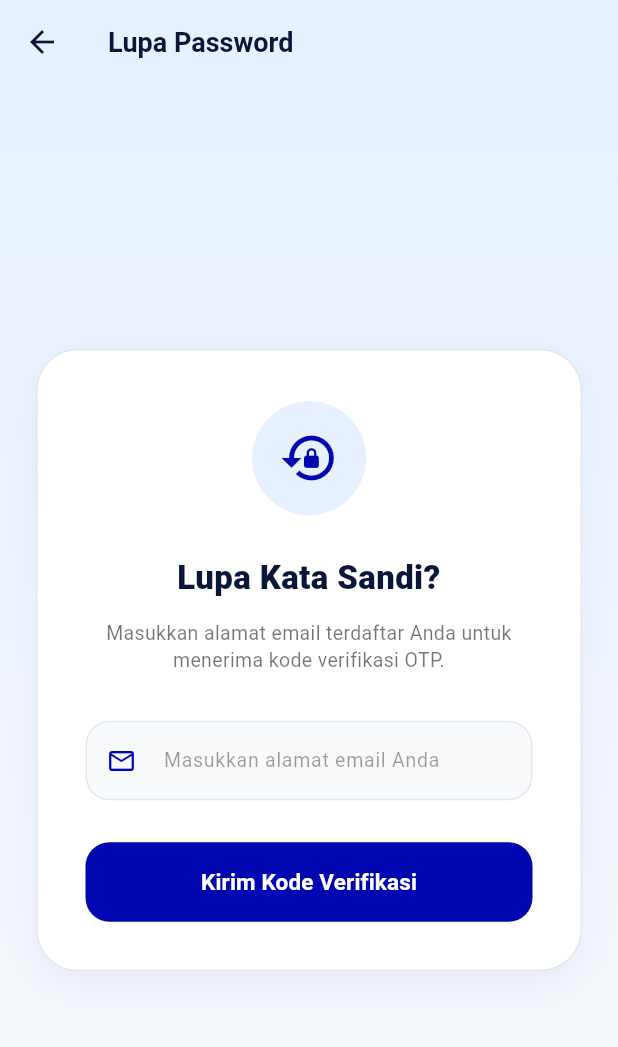
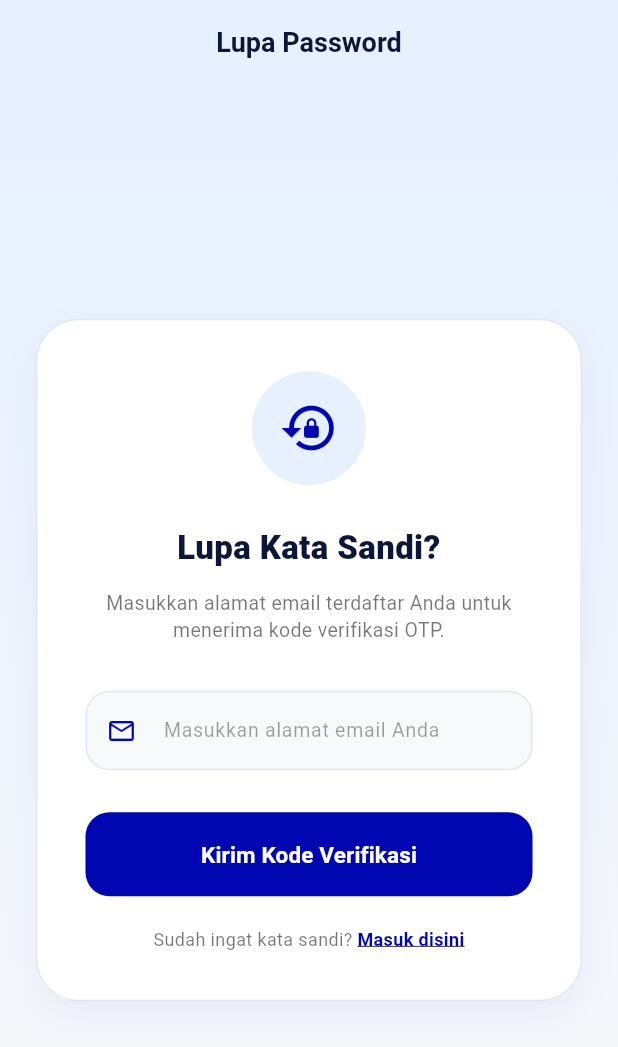
Before and after one commit to bntngridp/customer-myLaundry, a Flutter app: the ForgotPasswordView screen opened directly, on a phone screen of 412 x 824 dp. Shown: the top 1047 px of the screen. Run offline on Flutter 3.47's test engine with Material 3 defaults, Android fonts, the phone set to English and light mode, and no system bars; our stand-ins replace shared_preferences; accounts and stored records are empty.

Commit message:
fix(customer): remove back button from ForgotPasswordView app bar and add inline link back to login

```diff
--- a/lib/ui/features/auth/view_models/auth_view_model.dart
+++ b/lib/ui/features/auth/view_models/auth_view_model.dart
@@ -61,6 +61,7 @@ class AuthViewModel extends ChangeNotifier {
       'Belum punya akun? ': "Don't have an account? ",
       'Yuk Daftar': 'Register',
       'Sudah punya akun? ': 'Already have an account? ',
+      'Sudah ingat kata sandi? ': 'Remember password? ',
       'Masuk disini': 'Login here',
       'Bahasa': 'Language',
       'Keamanan': 'Security',
--- a/lib/ui/features/auth/views/forgot_password_view.dart
+++ b/lib/ui/features/auth/views/forgot_password_view.dart
@@ -67,13 +67,11 @@ class _ForgotPasswordViewState extends State<ForgotPasswordView> {
       appBar: AppBar(
         backgroundColor: const Color(0xFFE6F0FF),
         elevation: 0,
-        leading: IconButton(
-          icon: const Icon(Icons.arrow_back, color: Color(0xFF0B1739)),
-          onPressed: () => Navigator.pop(context),
-        ),
-        title: const Text(
-          'Lupa Password',
-          style: TextStyle(
+        automaticallyImplyLeading: false,
+        centerTitle: true,
+        title: Text(
+          viewModel.translate('Lupa Password'),
+          style: const TextStyle(
             color: Color(0xFF0B1739),
             fontWeight: FontWeight.bold,
             fontSize: 18,
@@ -133,10 +131,10 @@ class _ForgotPasswordViewState extends State<ForgotPasswordView> {
                       const SizedBox(height: 24),
 
                       // Title
-                      const Text(
-                        'Lupa Kata Sandi?',
+                      Text(
+                        viewModel.translate('Lupa Kata Sandi?'),
                         textAlign: TextAlign.center,
-                        style: TextStyle(
+                        style: const TextStyle(
                           fontSize: 22,
                           fontWeight: FontWeight.w800,
                           color: Color(0xFF0B1739),
@@ -145,10 +143,10 @@ class _ForgotPasswordViewState extends State<ForgotPasswordView> {
                       const SizedBox(height: 12),
 
                       // Description
-                      const Text(
-                        'Masukkan alamat email terdaftar Anda untuk menerima kode verifikasi OTP.',
+                      Text(
+                        viewModel.translate('Masukkan alamat email terdaftar Anda untuk menerima kode verifikasi OTP.'),
                         textAlign: TextAlign.center,
-                        style: TextStyle(
+                        style: const TextStyle(
                           fontSize: 13,
                           color: Colors.black54,
                           height: 1.4,
@@ -163,7 +161,7 @@ class _ForgotPasswordViewState extends State<ForgotPasswordView> {
                         textInputAction: TextInputAction.done,
                         style: const TextStyle(fontWeight: FontWeight.w500, color: Color(0xFF0B1739), fontSize: 14),
                         decoration: InputDecoration(
-                          hintText: 'Masukkan alamat email Anda',
+                          hintText: viewModel.translate('Masukkan alamat email Anda'),
                           hintStyle: const TextStyle(color: Colors.black38, fontWeight: FontWeight.normal, fontSize: 13),
                           prefixIcon: const Icon(Icons.email_outlined, color: Color(0xFF0007B0), size: 20),
                           suffixIcon: _showClearButton
@@ -206,8 +204,9 @@ class _ForgotPasswordViewState extends State<ForgotPasswordView> {
                         onPressed: viewModel.isLoading ? null : _handleSubmit,
                         style: ElevatedButton.styleFrom(
                           backgroundColor: const Color(0xFF0007B0),
+                          foregroundColor: Colors.white,
                           disabledBackgroundColor: const Color(0xFF0007B0).withValues(alpha: 0.6),
-                          padding: const EdgeInsets.symmetric(vertical: 16),
+                          minimumSize: const Size(double.infinity, 56),
                           shape: RoundedRectangleBorder(
                             borderRadius: BorderRadius.circular(16),
                           ),
@@ -222,14 +221,37 @@ class _ForgotPasswordViewState extends State<ForgotPasswordView> {
                                   strokeWidth: 2,
                                 ),
                               )
-                            : const Text(
-                                'Kirim Kode Verifikasi',
-                                style: TextStyle(
+                            : Text(
+                                viewModel.translate('Kirim Kode Verifikasi'),
+                                style: const TextStyle(
                                   fontSize: 15,
                                   fontWeight: FontWeight.bold,
                                   color: Colors.white,
                                 ),
                               ),
+                      ),
+                      const SizedBox(height: 20),
+
+                      // Remember password link
+                      GestureDetector(
+                        onTap: () => Navigator.pop(context),
+                        child: Text.rich(
+                          TextSpan(
+                            text: viewModel.translate('Sudah ingat kata sandi? '),
+                            style: const TextStyle(fontSize: 12, color: Colors.black54),
+                            children: [
+                              TextSpan(
+                                text: viewModel.translate('Masuk disini'),
+                                style: const TextStyle(
+                                  color: Color(0xFF0007B0),
+                                  fontWeight: FontWeight.bold,
+                                  decoration: TextDecoration.underline,
+                                ),
+                              ),
+                            ],
+                          ),
+                          textAlign: TextAlign.center,
+                        ),
                       ),
                     ],
                   ),
```
Also changed, not shown: assets/images/google.png (added), assets/images/logo-nobg.png (added), assets/images/logo_cleanzy.jpg (added).
